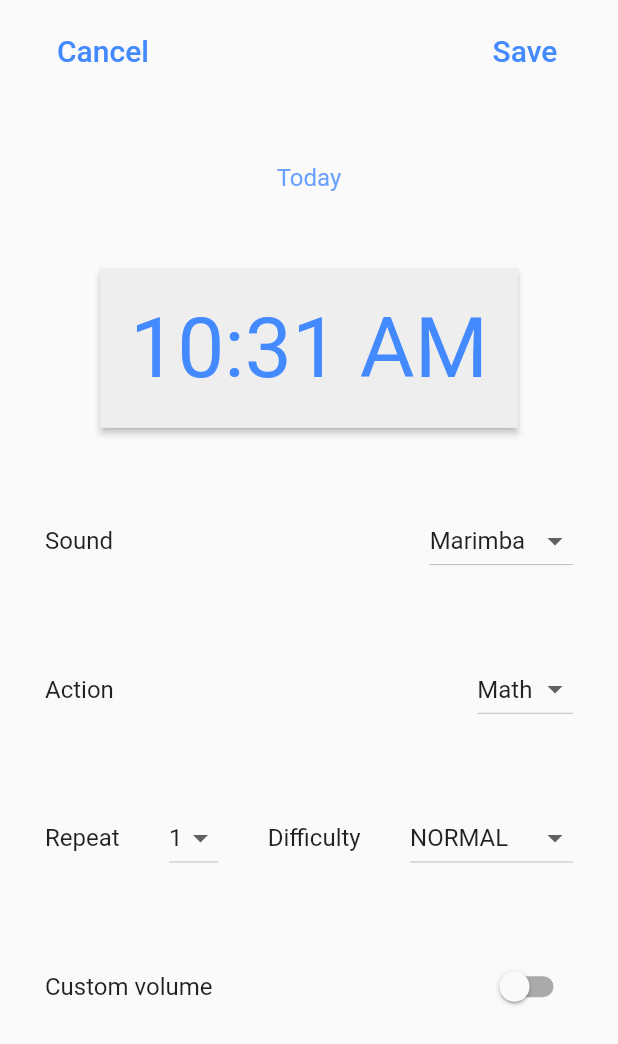
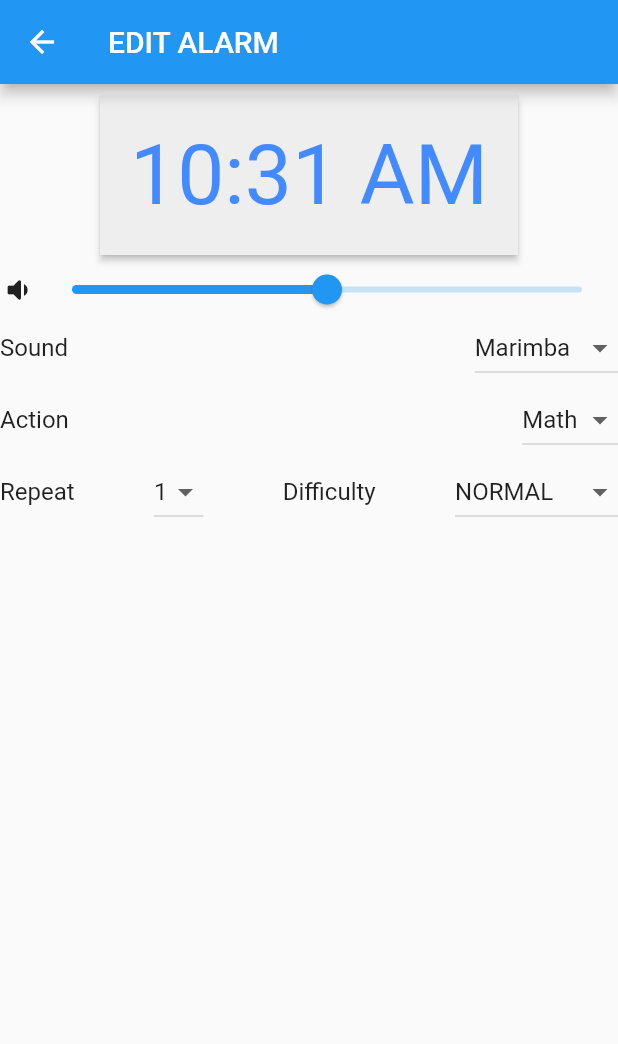
Before and after one commit to OiR-ptr/Flutter_Alarm_exam, a Flutter app: the AlarmEditScreen screen opened directly, on a phone screen of 412 x 824 dp. Shown: the top 1044 px of the screen. Run offline on Flutter 3.47's test engine with Material 3 defaults, Android fonts, the phone set to English and light mode, and no system bars; our stand-ins replace camera, permission_handler, shared_preferences; missing offline and left inert: alarm, google_mlkit_face_detection; accounts and stored records are empty; statements that could not run were skipped.

Commit message:
:recycle: refactor: アラーム編集画面をせり上がりから画面に変更

```diff
--- a/lib/scenes/alarm_edit_screen.dart
+++ b/lib/scenes/alarm_edit_screen.dart
@@ -6,8 +6,7 @@ import 'package:flutter/material.dart';
 class AlarmEditScreen extends StatefulWidget {
   final MyAlarmSettings? alarmSettings;
 
-  const AlarmEditScreen({Key? key, this.alarmSettings})
-      : super(key: key);
+  const AlarmEditScreen({Key? key, this.alarmSettings}) : super(key: key);
 
   @override
   State<AlarmEditScreen> createState() => _AlarmEditScreenState();
@@ -18,7 +17,7 @@ class _AlarmEditScreenState extends State<AlarmEditScreen> {
 
   late bool creating;
   late DateTime selectedDateTime;
-  late double? volume;
+  late double volume;
   late String assetAudio;
   late AlarmAction action;
   late int taskRepeat;
@@ -32,35 +31,18 @@ class _AlarmEditScreenState extends State<AlarmEditScreen> {
     if (creating) {
       selectedDateTime = DateTime.now().add(const Duration(minutes: 1));
       selectedDateTime = selectedDateTime.copyWith(second: 0, millisecond: 0);
-      volume = null;
+      volume = 0.5;
       assetAudio = 'assets/marimba.mp3';
       action = AlarmAction.math;
       taskRepeat = 1;
       difficulty = Difficulty.normal;
     } else {
       selectedDateTime = widget.alarmSettings!.settings.dateTime;
-      volume = widget.alarmSettings!.settings.volume;
+      volume = widget.alarmSettings!.settings.volume!;
       assetAudio = widget.alarmSettings!.settings.assetAudioPath;
       action = widget.alarmSettings!.extensionSettings.action;
       taskRepeat = widget.alarmSettings!.extensionSettings.taskRepeat;
       difficulty = widget.alarmSettings!.extensionSettings.difficulty;
-    }
-  }
-
-  String getDay() {
-    final now = DateTime.now();
-    final today = DateTime(now.year, now.month, now.day);
-    final difference = selectedDateTime.difference(today).inDays;
-
-    switch (difference) {
-      case 0:
-        return 'Today';
-      case 1:
-        return 'Tomorrow';
-      case 2:
-        return 'After tomorrow';
-      default:
-        return 'In $difference days';
     }
   }
 
@@ -132,46 +114,17 @@ class _AlarmEditScreenState extends State<AlarmEditScreen> {
 
   @override
   Widget build(BuildContext context) {
-    return Padding(
-      padding: const EdgeInsets.symmetric(vertical: 10, horizontal: 30),
+    return Scaffold(
+      appBar: AppBar(
+        title: const Text("EDIT ALARM"),
+      ),
+      body: SafeArea(
         child: Column(
           mainAxisAlignment: MainAxisAlignment.spaceBetween,
           children: [
-          Row(
-            mainAxisAlignment: MainAxisAlignment.spaceBetween,
-            children: [
-              TextButton(
-                onPressed: () => Navigator.pop(context, false),
-                child: Text(
-                  "Cancel",
-                  style: Theme.of(context)
-                      .textTheme
-                      .titleLarge!
-                      .copyWith(color: Colors.blueAccent),
-                ),
-              ),
-              TextButton(
-                onPressed: saveAlarm,
-                child: loading
-                    ? const CircularProgressIndicator()
-                    : Text(
-                        "Save",
-                        style: Theme.of(context)
-                            .textTheme
-                            .titleLarge!
-                            .copyWith(color: Colors.blueAccent),
-                      ),
-              ),
-            ],
-          ),
-          Text(
-            getDay(),
-            style: Theme.of(context)
-                .textTheme
-                .titleMedium!
-                .copyWith(color: Colors.blueAccent.withOpacity(0.8)),
-          ),
-          RawMaterialButton(
+            Padding(
+              padding: const EdgeInsets.all(8.0),
+              child: RawMaterialButton(
                 onPressed: pickTime,
                 fillColor: Colors.grey[200],
                 child: Container(
@@ -183,6 +136,30 @@ class _AlarmEditScreenState extends State<AlarmEditScreen> {
                         .displayMedium!
                         .copyWith(color: Colors.blueAccent),
                   ),
+                ),
+              ),
+            ),
+            SizedBox(
+              height: 30,
+              child: Row(
+                mainAxisAlignment: MainAxisAlignment.spaceBetween,
+                children: [
+                  Icon(
+                    volume > 0.7
+                        ? Icons.volume_up_rounded
+                        : volume > 0.1
+                            ? Icons.volume_down_rounded
+                            : Icons.volume_mute_rounded,
+                  ),
+                  Expanded(
+                    child: Slider(
+                      value: volume,
+                      onChanged: (value) {
+                        setState(() => volume = value);
+                      },
+                    ),
+                  ),
+                ],
               ),
             ),
             Row(
@@ -300,45 +277,6 @@ class _AlarmEditScreenState extends State<AlarmEditScreen> {
                 ),
               ],
             ),
-          Row(
-            mainAxisAlignment: MainAxisAlignment.spaceBetween,
-            children: [
-              Text(
-                'Custom volume',
-                style: Theme.of(context).textTheme.titleMedium,
-              ),
-              Switch(
-                value: volume != null,
-                onChanged: (value) =>
-                    setState(() => volume = value ? 0.5 : null),
-              ),
-            ],
-          ),
-          SizedBox(
-            height: 30,
-            child: volume != null
-                ? Row(
-                    mainAxisAlignment: MainAxisAlignment.spaceBetween,
-                    children: [
-                      Icon(
-                        volume! > 0.7
-                            ? Icons.volume_up_rounded
-                            : volume! > 0.1
-                                ? Icons.volume_down_rounded
-                                : Icons.volume_mute_rounded,
-                      ),
-                      Expanded(
-                        child: Slider(
-                          value: volume!,
-                          onChanged: (value) {
-                            setState(() => volume = value);
-                          },
-                        ),
-                      ),
-                    ],
-                  )
-                : const SizedBox(),
-          ),
             if (!creating)
               TextButton(
                 onPressed: deleteAlarm,
@@ -350,8 +288,9 @@ class _AlarmEditScreenState extends State<AlarmEditScreen> {
                       .copyWith(color: Colors.red),
                 ),
               ),
-          const SizedBox(),
+            const Spacer(),
           ],
+        ),
       ),
     );
   }
--- a/lib/scenes/home_screen.dart
+++ b/lib/scenes/home_screen.dart
@@ -44,27 +44,36 @@ class _AlarmHomeScreenState extends State<AlarmHomeScreen> {
     await Navigator.push(
         context,
         MaterialPageRoute(
-          builder: (context) =>
-              RingScreenHome(alarmSettings: alarmSettings),
+          builder: (context) => RingScreenHome(alarmSettings: alarmSettings),
         ));
     loadAlarms();
   }
 
   Future<void> navigateToAlarmScreen(MyAlarmSettings? settings) async {
-    final res = await showModalBottomSheet<bool?>(
-        context: context,
-        isScrollControlled: true,
-        shape: RoundedRectangleBorder(
-          borderRadius: BorderRadius.circular(10.0),
+    await Navigator.push(
+      context,
+      MaterialPageRoute(
+        builder: (context) => AlarmEditScreen(
+          alarmSettings: settings,
         ),
-        builder: (context) {
-          return FractionallySizedBox(
-            heightFactor: 0.75,
-            child: AlarmEditScreen(alarmSettings: settings),
-          );
-        });
+      ),
+    );
+    loadAlarms();
 
-    if (res != null && res == true) loadAlarms();
+    // final res = await showModalBottomSheet<bool?>(
+    //     context: context,
+    //     isScrollControlled: true,
+    //     shape: RoundedRectangleBorder(
+    //       borderRadius: BorderRadius.circular(10.0),
+    //     ),
+    //     builder: (context) {
+    //       return FractionallySizedBox(
+    //         heightFactor: 0.75,
+    //         child: AlarmEditScreen(alarmSettings: settings),
+    //       );
+    //     });
+
+    // if (res != null && res == true) loadAlarms();
   }
 
   @override
```
Lines whose indentation alone changed are shown as unchanged.
